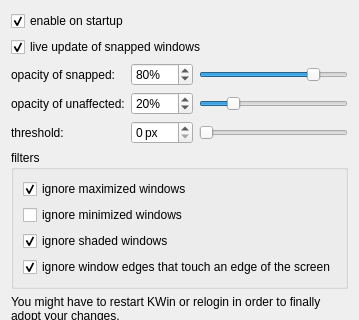
Flupp/sticky-window-snapping, file contents/ui/config.ui: the form before one commit; both pictures show x 0 to 359 and y 0 to 320 of the 359 by 463 pixel window.
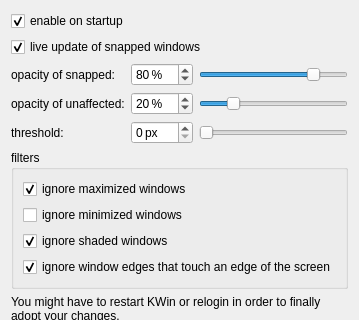
The form after the commit.

Commit message: contents/ui/config.ui: added narrow spaces before percent signs

```diff
--- a/contents/ui/config.ui
+++ b/contents/ui/config.ui
@@ -38,7 +38,7 @@
      <item row="0" column="1">
       <widget class="QSpinBox" name="kcfg_opacityOfSnapped">
        <property name="suffix">
-        <string>%</string>
+        <string> %</string>
        </property>
        <property name="maximum">
         <number>100</number>
@@ -71,7 +71,7 @@
      <item row="1" column="1">
       <widget class="QSpinBox" name="kcfg_opacityOfUnaffected">
        <property name="suffix">
-        <string>%</string>
+        <string> %</string>
        </property>
        <property name="maximum">
         <number>100</number>
```
